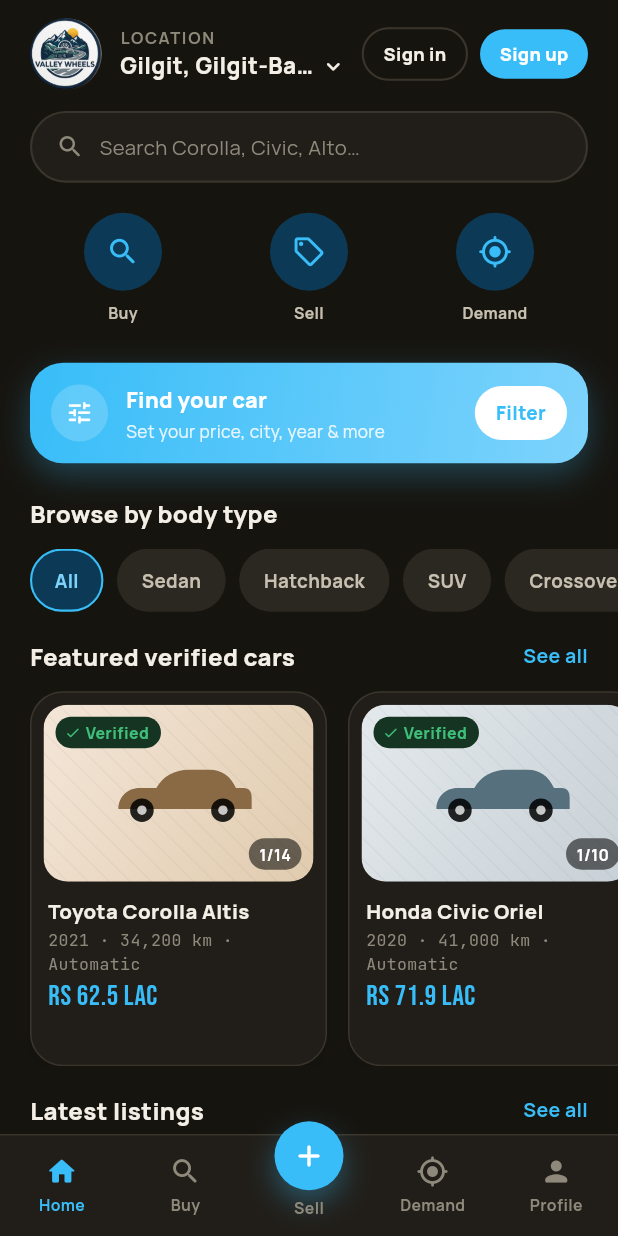
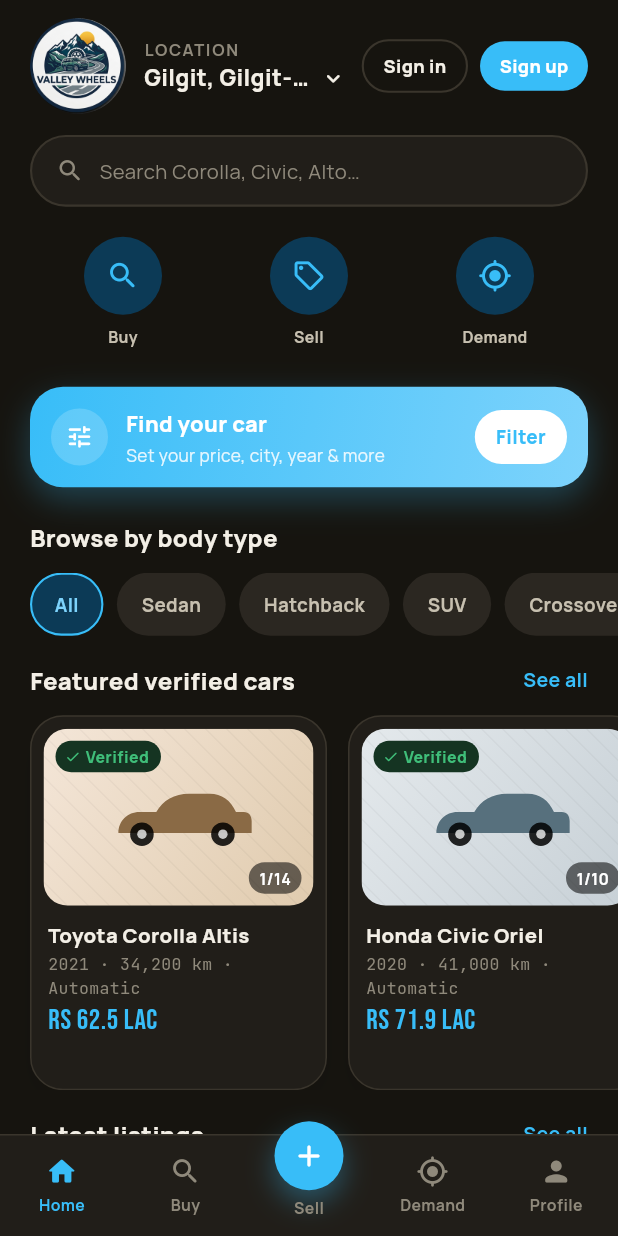
Before and after one commit to faizan-sattar/ncpcar.pk, a Flutter app: the HomeShell screen opened directly, on a phone screen of 412 x 824 dp. Run offline on Flutter 3.47's test engine with Material 3 defaults, Android fonts, the phone set to English and light mode, and no system bars; our stand-ins replace image_picker.

Commit message:
Increase home screen logo size further

```diff
--- a/lib/screens/home_screen.dart
+++ b/lib/screens/home_screen.dart
@@ -29,8 +29,8 @@
             child: Row(
               children: [
                 Container(
-                  width: 48,
-                  height: 48,
+                  width: 64,
+                  height: 64,
                   clipBehavior: Clip.antiAlias,
                   decoration: const BoxDecoration(shape: BoxShape.circle),
                   child: Image.asset('assets/images/logo_circle.png', fit: BoxFit.cover),
```
